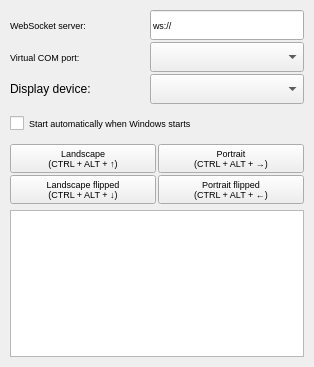
Qt form mainwindow.ui (stuomas/disorient) before a commit.
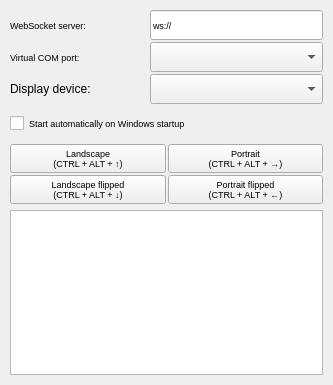
The same form after that commit.

```diff
--- a/mainwindow.ui
+++ b/mainwindow.ui
@@ -6,8 +6,8 @@
    <rect>
     <x>0</x>
     <y>0</y>
-    <width>314</width>
-    <height>367</height>
+    <width>333</width>
+    <height>385</height>
    </rect>
   </property>
   <property name="sizePolicy">
@@ -265,7 +265,7 @@
          </font>
         </property>
         <property name="text">
-         <string>Start automatically when Windows starts </string>
+         <string>Start automatically on Windows startup</string>
         </property>
        </widget>
       </item>
```
